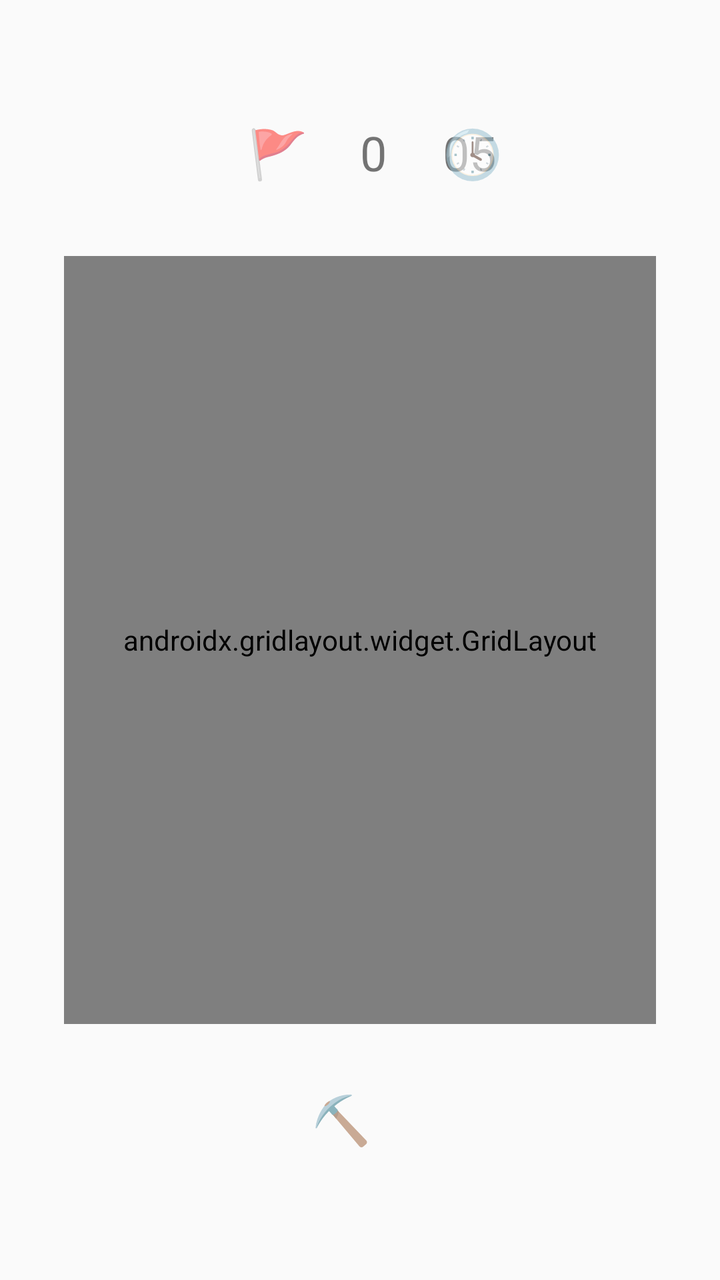
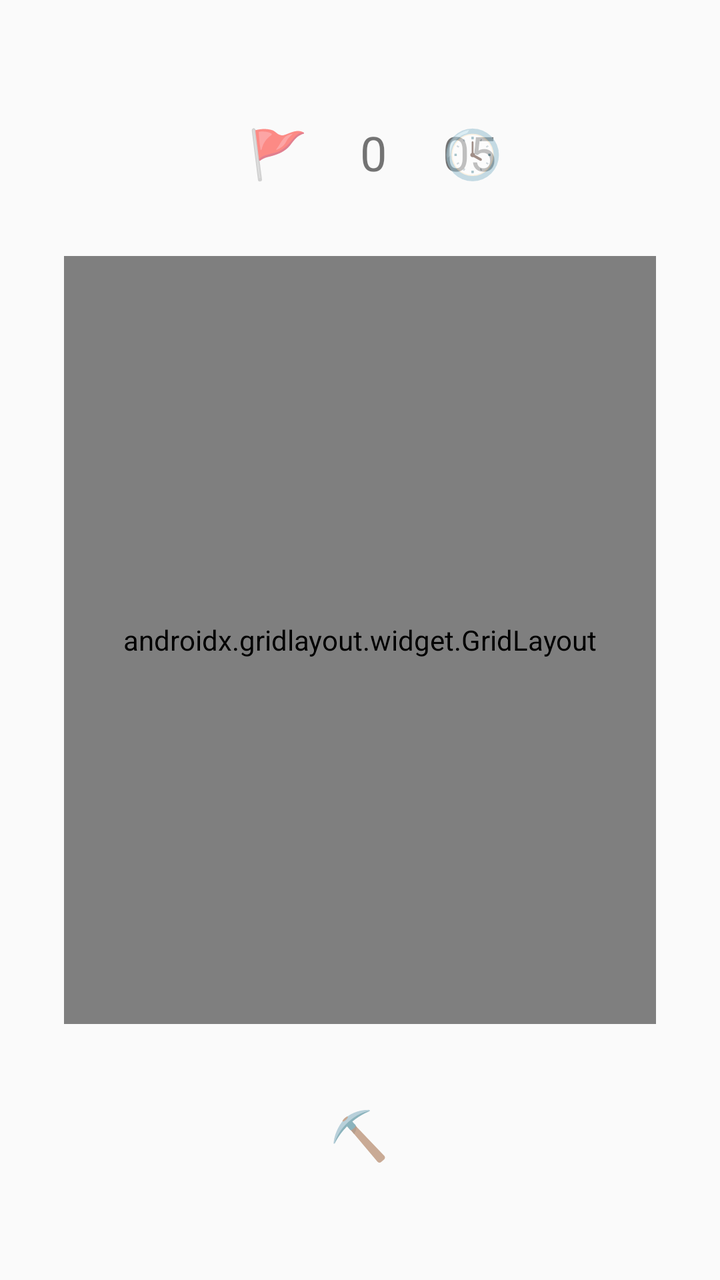

Compare the two renders of this Android layout. The source of the first and the diff that turns it into the second are given below.
<!-- AndroidManifest.xml: application theme Theme.Minesweeper -->
<!-- res/layout/activity_main.xml -->
<?xml version="1.0" encoding="utf-8"?>
<androidx.constraintlayout.widget.ConstraintLayout xmlns:android="http://schemas.android.com/apk/res/android"
    xmlns:app="http://schemas.android.com/apk/res-auto"
    xmlns:tools="http://schemas.android.com/tools"
    android:layout_width="match_parent"
    android:layout_height="match_parent"
    tools:context=".MainActivity">

    <androidx.constraintlayout.widget.ConstraintLayout
        android:layout_width="match_parent"
        android:layout_height="match_parent">

        <TextView
            android:id="@+id/modeIcon"
            android:layout_width="48dp"
            android:layout_height="48dp"
            android:layout_marginStart="176dp"
            android:layout_marginTop="650dp"
            android:layout_marginEnd="177dp"
            android:layout_marginBottom="49dp"
            android:clickable="true"
            android:focusable="true"
            android:padding="0dp"
            android:text="@string/pick"
            android:textSize="24sp"
            app:layout_constraintBottom_toBottomOf="parent"
            app:layout_constraintEnd_toEndOf="parent"
            app:layout_constraintStart_toStartOf="parent" />
    </androidx.constraintlayout.widget.ConstraintLayout>

    <androidx.gridlayout.widget.GridLayout
        android:id="@+id/gridLayout01"
        android:layout_width="match_parent"
        android:layout_height="0dp"
        android:layout_gravity="center"
        android:layout_marginStart="32dp"
        android:layout_marginTop="128dp"
        android:layout_marginEnd="32dp"
        android:layout_marginBottom="128dp"
        app:columnCount="10"
        app:layout_constraintBottom_toBottomOf="parent"
        app:layout_constraintEnd_toEndOf="parent"
        app:layout_constraintHorizontal_bias="0.0"
        app:layout_constraintStart_toStartOf="parent"
        app:layout_constraintTop_toTopOf="parent"
        app:layout_constraintVertical_bias="1.0"
        app:rowCount="10" >

    </androidx.gridlayout.widget.GridLayout>

    
    <androidx.constraintlayout.widget.ConstraintLayout
        android:id="@+id/topInfo"
        android:layout_width="match_parent"
        android:layout_height="56dp"
        android:layout_marginTop="48dp"
        app:layout_constraintEnd_toEndOf="parent"
        app:layout_constraintHorizontal_bias="0.0"
        app:layout_constraintStart_toStartOf="parent"
        app:layout_constraintTop_toTopOf="parent">

        

        

        

        <TextView
            android:id="@+id/clock"
            android:layout_width="wrap_content"
            android:layout_height="wrap_content"
            android:layout_marginEnd="112dp"
            android:text="05"
            android:textSize="24sp"
            app:layout_constraintBottom_toBottomOf="parent"
            app:layout_constraintEnd_toEndOf="parent"
            app:layout_constraintTop_toTopOf="parent" />

        <TextView
            android:id="@+id/flagIcon"
            android:layout_width="wrap_content"
            android:layout_height="wrap_content"
            android:layout_marginStart="124dp"
            android:text="@string/flag"
            android:textSize="24sp"
            app:layout_constraintBottom_toBottomOf="parent"
            app:layout_constraintStart_toStartOf="parent"
            app:layout_constraintTop_toTopOf="parent" />

        <TextView
            android:id="@+id/flagCount"
            android:layout_width="wrap_content"
            android:layout_height="wrap_content"
            android:layout_marginStart="180dp"
            android:text="0"
            android:textSize="24sp"
            app:layout_constraintBottom_toBottomOf="parent"
            app:layout_constraintStart_toStartOf="parent"
            app:layout_constraintTop_toTopOf="parent" />

        <TextView
            android:id="@+id/clockIcon"
            android:layout_width="wrap_content"
            android:layout_height="wrap_content"
            android:layout_marginStart="28dp"
            android:text="@string/clock"
            android:textSize="24sp"
            app:layout_constraintBottom_toBottomOf="parent"
            app:layout_constraintStart_toEndOf="@+id/flagCount"
            app:layout_constraintTop_toTopOf="parent" />

        

    </androidx.constraintlayout.widget.ConstraintLayout>

</androidx.constraintlayout.widget.ConstraintLayout>
<!-- resources referenced by this layout -->
<resources>
  <string name="clock">🕓</string>
  <string name="flag">🚩</string>
  <string name="pick">⛏️</string>
  <style name="Theme.Minesweeper" parent="Base.Theme.Minesweeper" />
  <style name="Base.Theme.Minesweeper" parent="Theme.AppCompat.Light.DarkActionBar">
          
          
      </style>
</resources>

<!-- the commit's change to res/layout/activity_main.xml (unified diff, before → after) -->
@@ -25,7 +25,8 @@
             android:textSize="24sp"
             app:layout_constraintBottom_toBottomOf="parent"
             app:layout_constraintEnd_toEndOf="parent"
-            app:layout_constraintStart_toStartOf="parent" />
+            app:layout_constraintStart_toStartOf="parent"
+            android:gravity="center"/>
     </androidx.constraintlayout.widget.ConstraintLayout>
 
     <androidx.gridlayout.widget.GridLayout
